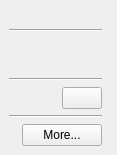
Old version of the form src/lib/other/siteinfowidget.ui in the repository Tauzun/midori-web-.
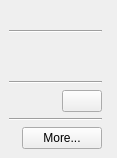
New version of the form.

```diff
--- a/src/lib/other/siteinfowidget.ui
+++ b/src/lib/other/siteinfowidget.ui
@@ -7,7 +7,7 @@
     <x>0</x>
     <y>0</y>
     <width>117</width>
-    <height>144</height>
+    <height>158</height>
    </rect>
   </property>
   <property name="sizePolicy">
```
Left out of the diff: 6 changed lines with no effect on the pictures.
